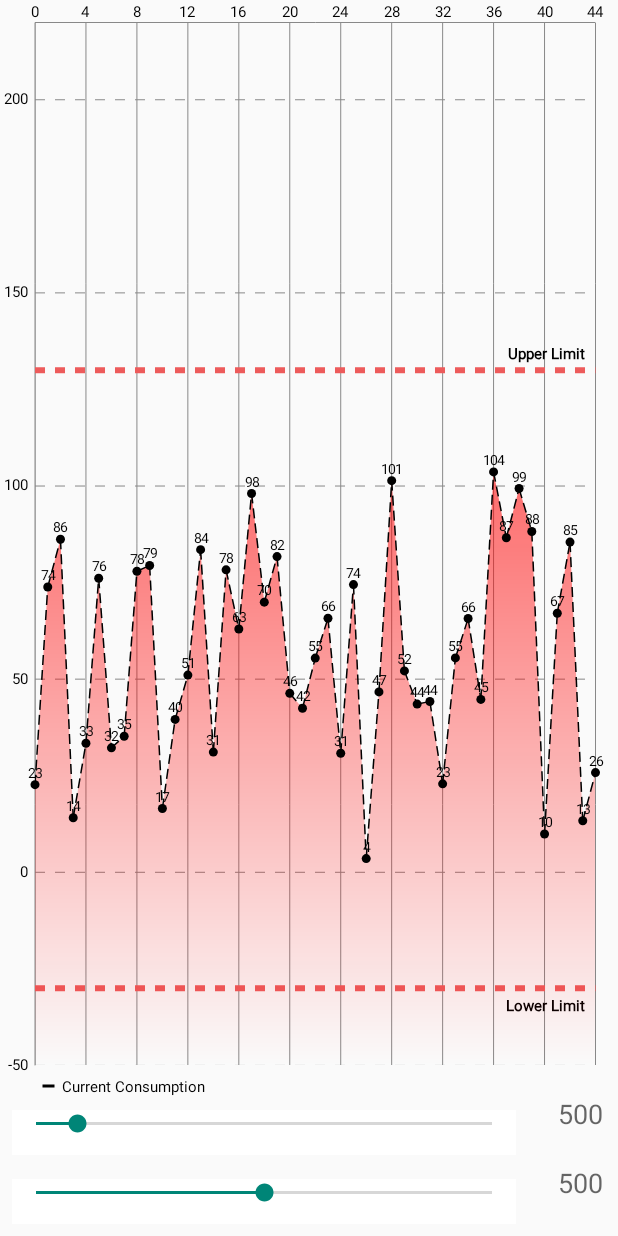
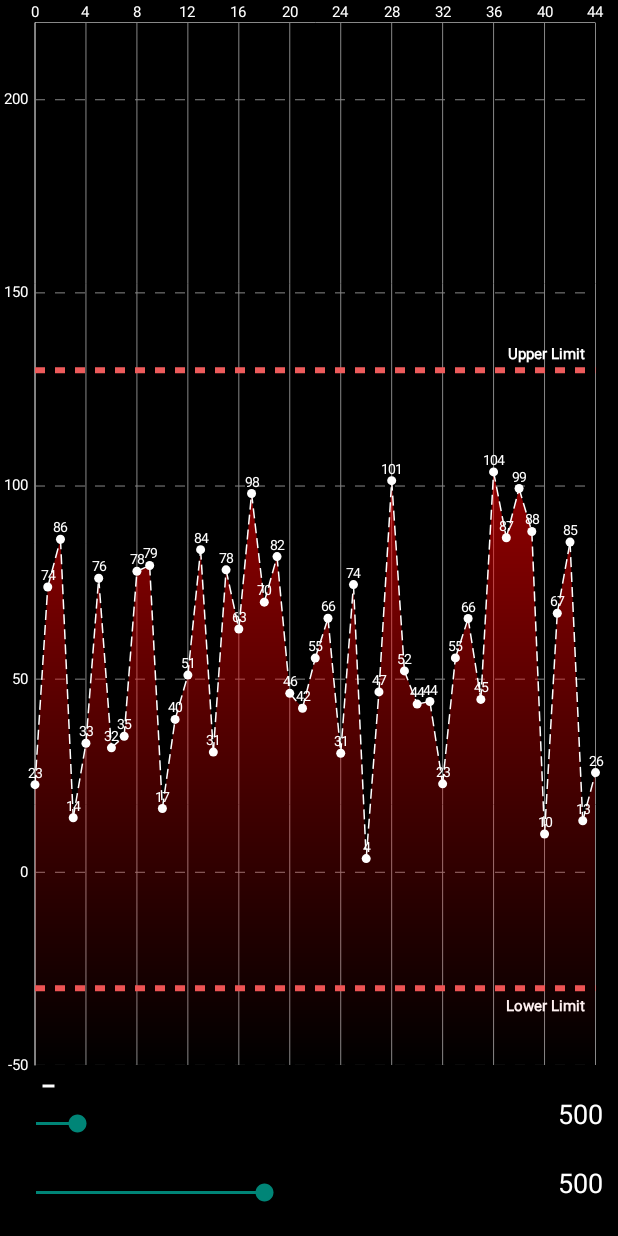
Before and after one commit to kartthikkumar/Vamp.v2, an Android app: the LineChartActivity1 screen opened directly, with no data from a screen before it, on a phone screen of 412 x 824 dp. Run offline under Robolectric (Android 15) with nearby library versions, the phone set to English and light mode, and no system bars.

Commit message:
Upgrade Gradle to 2.12. Fixed inverted black theme for PI and LineChart Integrated into Fragments for Tabbed View

```diff
--- a/app/build.gradle
+++ b/app/build.gradle
@@ -36,6 +36,9 @@ repositories {
     }
 }
 
+
+
+
 dependencies {
     compile fileTree(dir: 'libs', include: ['*.jar'])
     compile project(":dFULibrary")
--- a/app/src/main/java/com/adafruit/bluefruit/le/connect/app/LineChartActivity1.java
+++ b/app/src/main/java/com/adafruit/bluefruit/le/connect/app/LineChartActivity1.java
@@ -62,7 +62,8 @@ public class LineChartActivity1 extends DemoBase implements OnSeekBarChangeListe
 
         tvX = (TextView) findViewById(R.id.tvXMax);
         tvY = (TextView) findViewById(R.id.tvYMax);
-
+        tvX.setTextColor(Color.WHITE);
+        tvY.setTextColor(Color.WHITE);
 
 
         mSeekBarX = (SeekBar) findViewById(R.id.seekBar1);
@@ -101,7 +102,7 @@ public class LineChartActivity1 extends DemoBase implements OnSeekBarChangeListe
         mChart.setPinchZoom(true);
 
         // set an alternative background color
-        // mChart.setBackgroundColor(Color.GRAY);
+//         mChart.setBackgroundColor(Color.GRAY);
 
         // create a custom MarkerView (extend MarkerView) and specify the layout
         // to use for it
@@ -116,10 +117,13 @@ public class LineChartActivity1 extends DemoBase implements OnSeekBarChangeListe
         llXAxis.enableDashedLine(10f, 10f, 0f);
         llXAxis.setLabelPosition(LimitLabelPosition.RIGHT_BOTTOM);
         llXAxis.setTextSize(10f);
+        llXAxis.setTextColor(Color.WHITE);
+
 
         XAxis xAxis = mChart.getXAxis();
         //xAxis.setValueFormatter(new MyCustomXAxisValueFormatter());
         //xAxis.addLimitLine(llXAxis); // add x-axis limit line
+        xAxis.setTextColor(Color.WHITE);
 
 //        Typeface tf = Typeface.createFromAsset(getAssets(), "OpenSans-Regular.ttf");
 
@@ -128,6 +132,8 @@ public class LineChartActivity1 extends DemoBase implements OnSeekBarChangeListe
         ll1.enableDashedLine(10f, 10f, 0f);
         ll1.setLabelPosition(LimitLabelPosition.RIGHT_TOP);
         ll1.setTextSize(10f);
+        ll1.setTextColor(Color.WHITE);
+
 //        ll1.setTypeface(tf);
 
         LimitLine ll2 = new LimitLine(-30f, "Lower Limit");
@@ -135,6 +141,8 @@ public class LineChartActivity1 extends DemoBase implements OnSeekBarChangeListe
         ll2.enableDashedLine(10f, 10f, 0f);
         ll2.setLabelPosition(LimitLabelPosition.RIGHT_BOTTOM);
         ll2.setTextSize(10f);
+        ll2.setTextColor(Color.WHITE);
+
 //        ll2.setTypeface(tf);
 
         YAxis leftAxis = mChart.getAxisLeft();
@@ -143,6 +151,9 @@ public class LineChartActivity1 extends DemoBase implements OnSeekBarChangeListe
         leftAxis.addLimitLine(ll2);
         leftAxis.setAxisMaxValue(220f);
         leftAxis.setAxisMinValue(-50f);
+        leftAxis.setTextColor(Color.WHITE);
+        leftAxis.setAxisLineColor(Color.WHITE);
+
         //leftAxis.setYOffset(20f);
         leftAxis.enableGridDashedLine(10f, 10f, 0f);
         leftAxis.setDrawZeroLine(false);
@@ -358,13 +369,19 @@ public class LineChartActivity1 extends DemoBase implements OnSeekBarChangeListe
         // create a dataset and give it a type
         LineDataSet set1 = new LineDataSet(yVals, "Current Consumption");
         // set1.setFillAlpha(110);
-        // set1.setFillColor(Color.RED);
+         set1.setFillAlpha(110);
+        set1.setValueTextColor(Color.WHITE);
+        set1.setColor(Color.WHITE);
+        set1.setFillColor(Color.WHITE);
+        set1.setHighLightColor(Color.WHITE);
+
+//        set1.setFillColor(Color.WHITE);
 
         // set the line to be drawn like this "- - - - - -"
         set1.enableDashedLine(10f, 5f, 0f);
         set1.enableDashedHighlightLine(10f, 5f, 0f);
-        set1.setColor(Color.BLACK);
-        set1.setCircleColor(Color.BLACK);
+        set1.setColor(Color.WHITE);
+        set1.setCircleColor(Color.WHITE);
         set1.setLineWidth(1f);
         set1.setCircleRadius(3f);
         set1.setDrawCircleHole(false);
@@ -378,6 +395,7 @@ public class LineChartActivity1 extends DemoBase implements OnSeekBarChangeListe
 
         // create a data object with the datasets
         LineData data = new LineData(xVals, dataSets);
+        data.setValueTextColor(Color.WHITE);
 
         // set data
         mChart.setData(data);
--- a/app/src/main/res/layout/activity_analytics.xml
+++ b/app/src/main/res/layout/activity_analytics.xml
@@ -32,7 +32,7 @@
         android:id="@+id/fab"
         android:layout_width="wrap_content"
         android:layout_height="wrap_content"
-        android:layout_gravity="bottom|left"
+        android:layout_gravity="bottom|right"
         android:layout_margin="@dimen/fab_margin"
         android:src="@android:drawable/stat_sys_data_bluetooth"
         android:onClick="startUARTActivity"  />
--- a/app/src/main/res/layout/activity_linechart.xml
+++ b/app/src/main/res/layout/activity_linechart.xml
@@ -1,10 +1,15 @@
 <?xml version="1.0" encoding="utf-8"?>
 <RelativeLayout xmlns:android="http://schemas.android.com/apk/res/android"
     xmlns:app="http://schemas.android.com/apk/res-auto"
+    xmlns:tools="http://schemas.android.com/tools"
+    tools:context=".app.LineChartActivity1"
+
     android:layout_width="match_parent"
-    android:layout_height="match_parent">
+    android:layout_height="match_parent"
+    android:background="#000000">
 
-    <!--<android.support.design.widget.AppBarLayout-->
+
+<!--<android.support.design.widget.AppBarLayout-->
         <!--android:id="@+id/appbar"-->
         <!--android:layout_width="match_parent"-->
         <!--android:layout_height="wrap_content"-->
@@ -40,7 +45,7 @@
         android:layout_marginRight="5dp"
         android:max="200"
         android:paddingBottom="12dp"
-        android:background="@color/white"/>
+        />
 
 
     <SeekBar
@@ -54,7 +59,7 @@
         android:layout_marginRight="5dp"
         android:max="500"
         android:paddingBottom="12dp"
-        android:background="@color/white"/>
+        />
 
     <TextView
         android:id="@+id/tvXMax"
@@ -66,7 +71,8 @@
         android:layout_marginBottom="15dp"
         android:layout_marginRight="10dp"
         android:gravity="right"
-        android:textAppearance="?android:attr/textAppearanceMedium" />
+        android:textAppearance="?android:attr/textAppearanceMedium"
+        android:textColor="@color/white"/>
 
     <TextView
         android:id="@+id/tvYMax"
@@ -78,6 +84,8 @@
         android:layout_marginBottom="15dp"
         android:layout_marginRight="10dp"
         android:gravity="right"
-        android:textAppearance="?android:attr/textAppearanceMedium" />
+        android:textAppearance="?android:attr/textAppearanceMedium"
+        android:textColor="@color/white"
+        />
 
 </RelativeLayout>
--- a/app/src/main/res/layout/activity_piechart.xml
+++ b/app/src/main/res/layout/activity_piechart.xml
@@ -1,5 +1,8 @@
 <?xml version="1.0" encoding="utf-8"?>
 <RelativeLayout xmlns:android="http://schemas.android.com/apk/res/android"
+    xmlns:tools="http://schemas.android.com/tools"
+    tools:context=".app.PieChartActivity"
+
     android:layout_width="match_parent"
     android:layout_height="match_parent"
     android:background="#000000">
```
Also changed, not shown: app/src/main/java/com/adafruit/bluefruit/le/connect/app/analytics.java (+89 -6 lines), gradle/wrapper/gradle-wrapper.properties.
